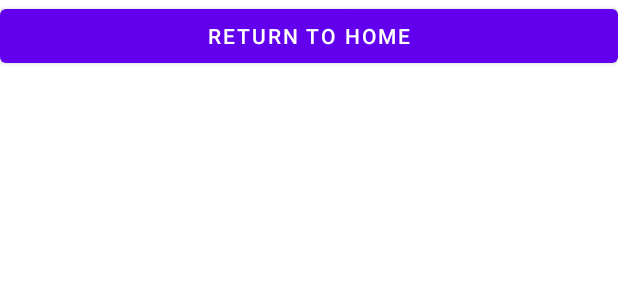
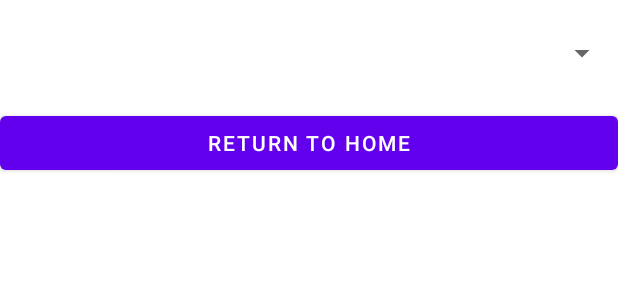
Before and after one commit to uOttawaSEGA2022/halal-eats, an Android app: the layout activity_view_order_status.xml on its own in the app's theme, with its tools: preview values and no code run, on a phone screen of 412 x 824 dp. Shown: the top 300 px of the screen. Run offline under Robolectric (Android 15) with nearby library versions, the phone set to English and light mode, and no system bars.

Commit message:
- added view orders for client

```diff
--- a/app/src/main/res/layout/activity_view_order_status.xml
+++ b/app/src/main/res/layout/activity_view_order_status.xml
@@ -11,6 +11,11 @@
         android:layout_height="match_parent"
         android:orientation="vertical">
 
+        <Spinner
+            android:id="@+id/clientOrdersSpinner"
+            android:layout_width="match_parent"
+            android:layout_height="71dp" />
+
         <Button
             android:id="@+id/returntohomestatus"
             android:layout_width="match_parent"
```
Also changed, not shown: app/src/main/java/com/example/mealerapp/ViewOrderStatus.java (+58 -2 lines).
